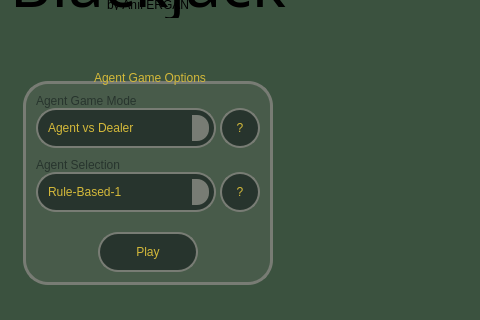
anilergan/Blackjack, file qt.ui: the form before one commit; both pictures show x 277 to 757 and y 95 to 415 of the 850 by 800 pixel window.
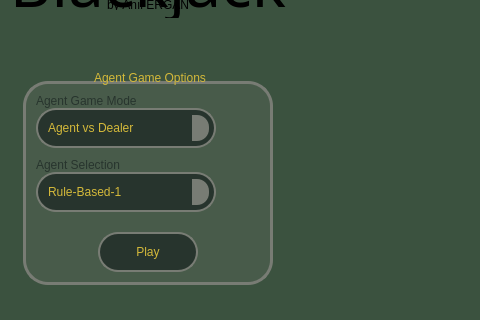
The form after the commit. Icons and pictures are not drawn.

Diff of the .ui file:
```diff
--- a/qt.ui
+++ b/qt.ui
@@ -521,31 +521,34 @@
                     </item>
                    </widget>
                   </item>
-                  <item>
-                   <widget class="QPushButton" name="button_agent_game_mode_info">
+                  <item alignment="Qt::AlignmentFlag::AlignHCenter">
+                   <widget class="QLabel" name="label_agent_game_mode_info">
                     <property name="minimumSize">
                      <size>
-                      <width>40</width>
-                      <height>40</height>
+                      <width>30</width>
+                      <height>30</height>
                      </size>
                     </property>
                     <property name="maximumSize">
                      <size>
-                      <width>40</width>
-                      <height>40</height>
+                      <width>30</width>
+                      <height>30</height>
                      </size>
                     </property>
                     <property name="cursor">
                      <cursorShape>PointingHandCursor</cursorShape>
                     </property>
-                    <property name="layoutDirection">
-                     <enum>Qt::LayoutDirection::LeftToRight</enum>
-                    </property>
-                    <property name="styleSheet">
-                     <string notr="true"/>
+                    <property name="toolTip">
+                     <string>Info</string>
                     </property>
                     <property name="text">
-                     <string>?</string>
+                     <string/>
+                    </property>
+                    <property name="pixmap">
+                     <pixmap resource="resources2.qrc">:/info/info.png</pixmap>
+                    </property>
+                    <property name="scaledContents">
+                     <bool>true</bool>
                     </property>
                    </widget>
                   </item>
@@ -638,31 +641,34 @@
                     </item>
                    </widget>
                   </item>
-                  <item>
-                   <widget class="QPushButton" name="button_agent_selection_info">
+                  <item alignment="Qt::AlignmentFlag::AlignHCenter">
+                   <widget class="QLabel" name="label_agent_selection_info">
                     <property name="minimumSize">
                      <size>
-                      <width>40</width>
-                      <height>40</height>
+                      <width>30</width>
+                      <height>30</height>
                      </size>
                     </property>
                     <property name="maximumSize">
                      <size>
-                      <width>40</width>
-                      <height>40</height>
+                      <width>30</width>
+                      <height>30</height>
                      </size>
                     </property>
                     <property name="cursor">
                      <cursorShape>PointingHandCursor</cursorShape>
                     </property>
-                    <property name="layoutDirection">
-                     <enum>Qt::LayoutDirection::LeftToRight</enum>
-                    </property>
-                    <property name="styleSheet">
-                     <string notr="true"/>
+                    <property name="toolTip">
+                     <string>Info </string>
                     </property>
                     <property name="text">
-                     <string>?</string>
+                     <string/>
+                    </property>
+                    <property name="pixmap">
+                     <pixmap resource="resources2.qrc">:/info/info.png</pixmap>
+                    </property>
+                    <property name="scaledContents">
+                     <bool>true</bool>
                     </property>
                    </widget>
                   </item>
```
Left out of the diff: 4 changed lines with no effect on the pictures.
